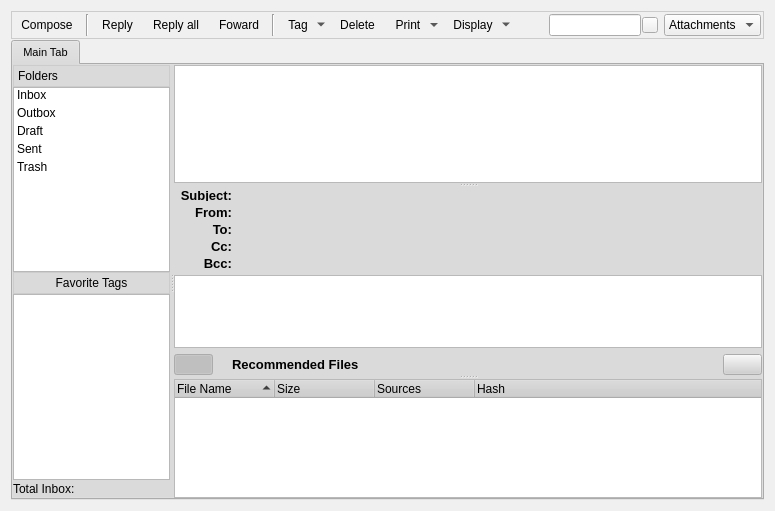
Above: retroshare-gui/src/gui/MessagesDialog.ui from RetroShare/RetroShare before the change. Below: the same form after it.
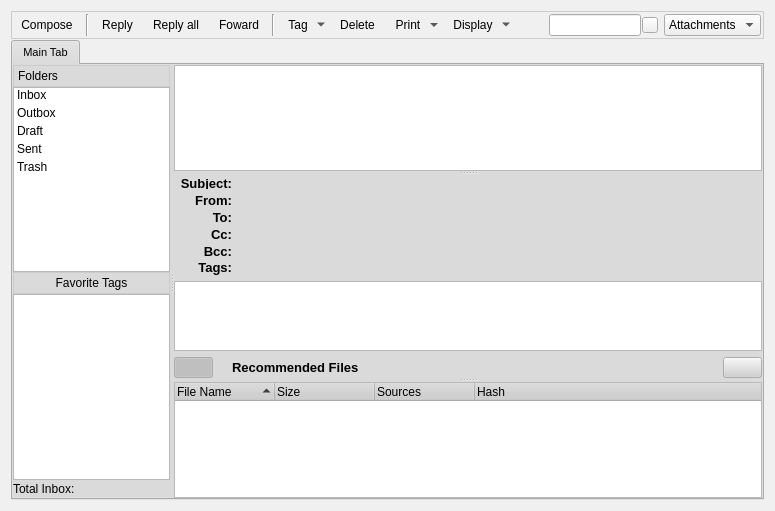
That is the form after the change. Icons and pictures are not drawn.

Commit message: Show tags as label in MessagesDialog. Fixed german language.

```diff
--- a/retroshare-gui/src/gui/MessagesDialog.ui
+++ b/retroshare-gui/src/gui/MessagesDialog.ui
@@ -1707,6 +1707,32 @@
                    </property>
                   </widget>
                  </item>
+                 <item row="5" column="0">
+                  <widget class="QLabel" name="tagslabel">
+                   <property name="sizePolicy">
+                    <sizepolicy hsizetype="Expanding" vsizetype="Fixed">
+                     <horstretch>0</horstretch>
+                     <verstretch>0</verstretch>
+                    </sizepolicy>
+                   </property>
+                   <property name="font">
+                    <font>
+                     <pointsize>10</pointsize>
+                     <weight>75</weight>
+                     <bold>true</bold>
+                    </font>
+                   </property>
+                   <property name="text">
+                    <string>Tags:</string>
+                   </property>
+                   <property name="alignment">
+                    <set>Qt::AlignRight|Qt::AlignTrailing|Qt::AlignVCenter</set>
+                   </property>
+                  </widget>
+                 </item>
+                 <item row="5" column="2" colspan="2">
+                  <layout class="QHBoxLayout" name="taglayout"/>
+                 </item>
                 </layout>
                </item>
               </layout>
```
The commit also changes 6 other files.
